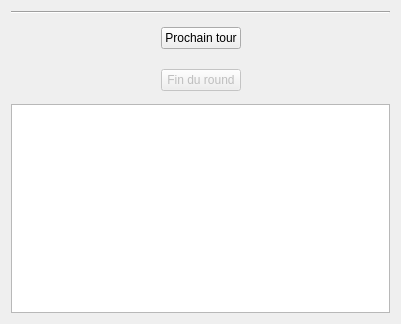
r0nd0ud0u/qt-rpg, file app/view/forms/channel.ui: the form before one commit.
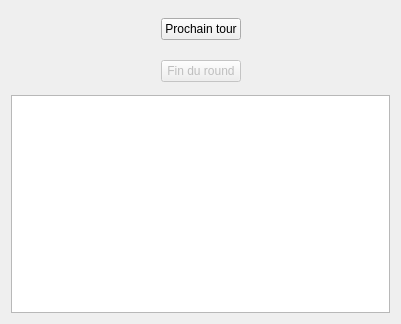
The form after the commit. Custom widgets are drawn as their Qt base class.

What changed in the file:
```diff
--- a/app/view/forms/channel.ui
+++ b/app/view/forms/channel.ui
@@ -23,13 +23,6 @@
    <string>Form</string>
   </property>
   <layout class="QVBoxLayout" name="verticalLayout">
-   <item>
-    <widget class="Line" name="line">
-     <property name="orientation">
-      <enum>Qt::Horizontal</enum>
-     </property>
-    </widget>
-   </item>
    <item>
     <layout class="QHBoxLayout" name="horizontalLayout">
      <property name="leftMargin">
```
